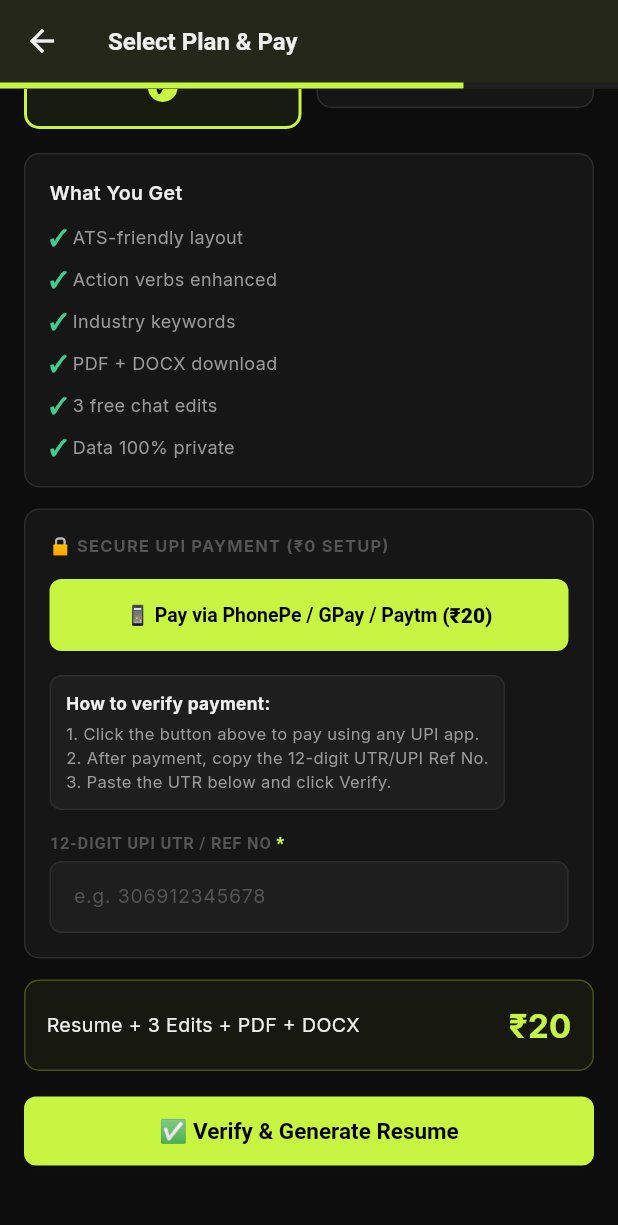
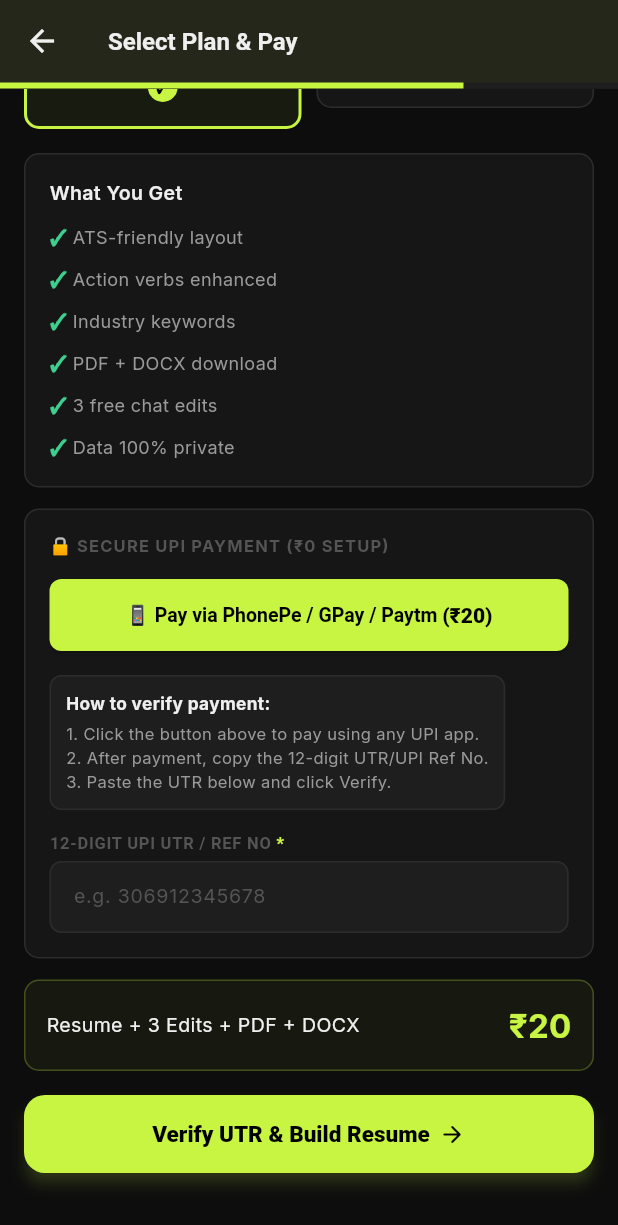
Before and after one commit to Gulabjamun99/resume_ai_pro-, a Flutter app: the PaymentScreen screen opened directly with empty values, scrolled down 198 dp, on a phone screen of 412 x 824 dp. Shown: the top 1225 px of the screen. Run offline on Flutter 3.47's test engine with Material 3 defaults, Android fonts, the phone set to English and light mode, and no system bars; our stand-ins replace file_picker, flutter_animate, google_fonts, open_file, shared_preferences; accounts and stored records are empty; statements that could not run were skipped.

Commit message:
Android Priority 5 Polish: Enhanced PaymentScreen with Material 3 trust cards, UTR validation, and 52dp tap target buttons

```diff
--- a/lib/screens/payment_screen.dart
+++ b/lib/screens/payment_screen.dart
@@ -248,11 +248,25 @@ class _PaymentScreenState extends State<PaymentScreen> {
 
           SizedBox(
             width: double.infinity,
+            height: 52,
             child: ElevatedButton(
               onPressed: _isVerifying ? null : _verifyAndProceed,
+              style: ElevatedButton.styleFrom(
+                backgroundColor: AppColors.accent,
+                elevation: 4,
+                shadowColor: AppColors.accent.withOpacity(0.4),
+                shape: RoundedRectangleBorder(borderRadius: BorderRadius.circular(14)),
+              ),
               child: _isVerifying
-                  ? const SizedBox(width: 20, height: 20, child: CircularProgressIndicator(strokeWidth: 2, color: Colors.black))
-                  : const Text('✅ Verify & Generate Resume'),
+                  ? const SizedBox(width: 22, height: 22, child: CircularProgressIndicator(strokeWidth: 2.5, color: Colors.black))
+                  : const Row(
+                      mainAxisAlignment: MainAxisAlignment.center,
+                      children: [
+                        Text('Verify UTR & Build Resume', style: TextStyle(color: Colors.black, fontWeight: FontWeight.w800, fontSize: 15)),
+                        SizedBox(width: 6),
+                        Icon(Icons.arrow_forward_rounded, color: Colors.black, size: 18),
+                      ],
+                    ),
             ),
           ),
           const SizedBox(height: 30),
```
